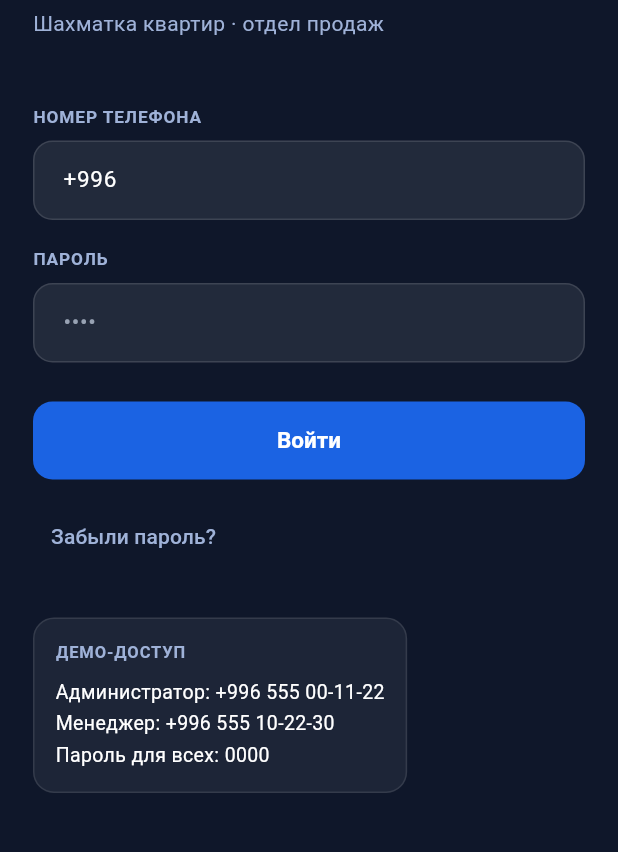
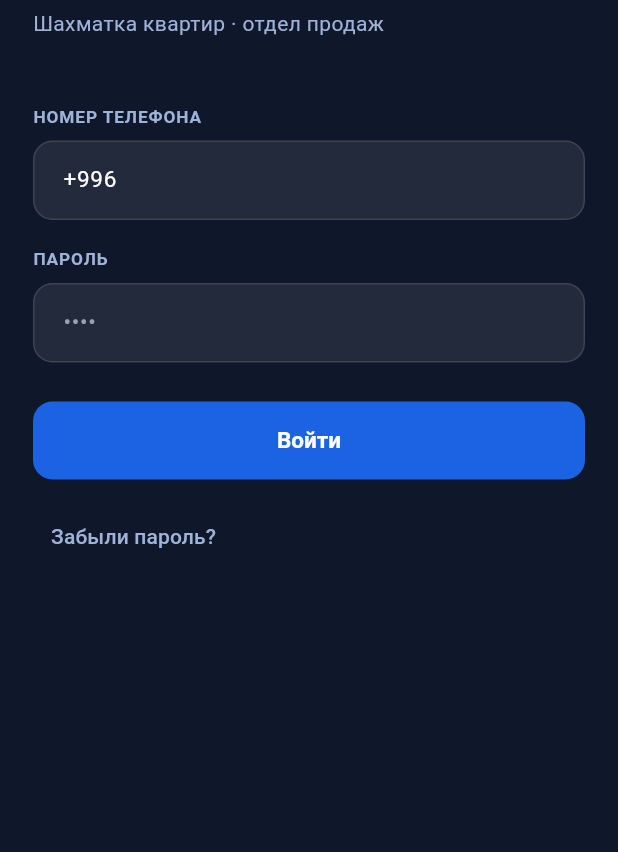
Before and after one commit to Am6ivert/panorama_mobile, a Flutter app: the screen it shows after launch, on a phone screen of 412 x 824 dp, the part 158-1010 px from its top. Run offline on Flutter 3.47's test engine with Material 3 defaults, Android fonts, the phone set to English and light mode, and no system bars; our stand-ins replace dio, flutter_riverpod.

Commit message:
refactor: убрать демо-подписи и заглушки — вид готового продукта
- Вход: удалена карточка «ДЕМО-ДОСТУП» с логинами/паролем и метка «(демо)»
- Карточка ЖК: убрана плашка-заглушка «фото ЖК»
- Карточка квартиры: убрана подпись «схема и фото — типовые, заменятся
  реальными от застройщика»
- Мок-репозиторий: удалена имитация «коллеги случайно разбирают квартиры
  каждые 20 сек»; фонд меняется только от действий и автоснятия броней
- Переименованы: параметр конструктора → enableBackgroundTimers,
  AppConfig.defaultPassword; нейтральные комментарии вместо «демо/заглушка»
- README: убран блок демо-доступа и описание имитации коллег

flutter analyze — чисто, flutter test — 9/9.

Co-Authored-By: Claude Opus 4.8 <noreply@anthropic.com>

```diff
--- a/lib/core/config/app_config.dart
+++ b/lib/core/config/app_config.dart
@@ -20,6 +20,8 @@ abstract final class AppConfig {
   /// За сколько до истечения брони считаем её «истекающей» (FR-09.9, FR-11.2).
   static const bookingExpiryWarning = Duration(hours: 24);
 
-  /// Демо-пароль для входа, пока не подключён backend с SMS-паролями.
-  static const demoPassword = '0000';
+  /// Пароль учётных записей для входа. При подключении backend проверка
+  /// уходит на сервер (хеш Argon2id/bcrypt), это значение перестаёт
+  /// использоваться.
+  static const defaultPassword = '0000';
 }
--- a/lib/features/auth/screens/login_screen.dart
+++ b/lib/features/auth/screens/login_screen.dart
@@ -121,8 +121,6 @@ class _LoginScreenState extends ConsumerState<LoginScreen> {
                 ),
                 child: const Text('Забыли пароль?'),
               ),
-              const SizedBox(height: 30),
-              const _DemoHint(),
               const SizedBox(height: 24),
             ],
           ),
@@ -156,49 +154,10 @@ class _LoginScreenState extends ConsumerState<LoginScreen> {
   void _recover() {
     ScaffoldMessenger.of(context).showSnackBar(
       const SnackBar(
-        content: Text('Код для восстановления отправлен по SMS (демо)'),
+        content: Text('Код для восстановления отправлен по SMS'),
       ),
     );
   }
-}
-
-class _DemoHint extends StatelessWidget {
-  const _DemoHint();
-
-  @override
-  Widget build(BuildContext context) => Container(
-    padding: const EdgeInsets.all(14),
-    decoration: BoxDecoration(
-      color: Colors.white.withValues(alpha: 0.06),
-      border: Border.all(color: Colors.white.withValues(alpha: 0.1)),
-      borderRadius: BorderRadius.circular(14),
-    ),
-    child: const Column(
-      crossAxisAlignment: CrossAxisAlignment.start,
-      children: [
-        Text(
-          'ДЕМО-ДОСТУП',
-          style: TextStyle(
-            fontSize: 11,
-            fontWeight: FontWeight.w700,
-            letterSpacing: 0.6,
-            color: AppColors.onDarkSub,
-          ),
-        ),
-        SizedBox(height: 8),
-        Text(
-          'Администратор: +996 555 00-11-22\n'
-          'Менеджер: +996 555 10-22-30\n'
-          'Пароль для всех: 0000',
-          style: TextStyle(
-            fontSize: 13,
-            height: 1.6,
-            color: Colors.white,
-          ),
-        ),
-      ],
-    ),
-  );
 }
 
 class _Label extends StatelessWidget {
--- a/lib/features/registry/screens/registry_screen.dart
+++ b/lib/features/registry/screens/registry_screen.dart
@@ -128,8 +128,8 @@ class _RegistryScreenState extends ConsumerState<RegistryScreen> {
   );
 
   void _call(UnitModel unit) {
-    // Телефон клиента доступен по правам через карточку клиента. В демо
-    // ведём в карточку квартиры, где видны участники сделки.
+    // Звоним ответственному клиенту по правам; если карточка недоступна —
+    // открываем квартиру, где видны участники сделки.
     final client = ref
         .read(visibleClientsProvider)
         .where((c) => c.id == unit.clientId)
--- a/lib/features/unit/widgets/unit_sheet.dart
+++ b/lib/features/unit/widgets/unit_sheet.dart
@@ -58,11 +58,6 @@ class UnitSheet extends ConsumerWidget {
                     const LinearGradient(
                       colors: [Color(0xFF1E3A8A), Color(0xFF3B82F6)],
                     ),
-              ),
-              const SizedBox(height: 6),
-              const Text(
-                'Схема и фото — типовые, заменятся реальными от застройщика.',
-                style: TextStyle(fontSize: 11, color: AppColors.ink3),
               ),
               const SizedBox(height: 14),
               _StatusNote(unit: unit, mine: mine, canSeeClient: canSeeClient),
```
Also changed, not shown: lib/core/data/mock_panorama_repository.dart (+6 -61 lines), lib/features/complexes/widgets/complex_card.dart (+0 -19 lines), lib/features/unit/widgets/unit_plan.dart (+2 -6 lines), 2 other files.
